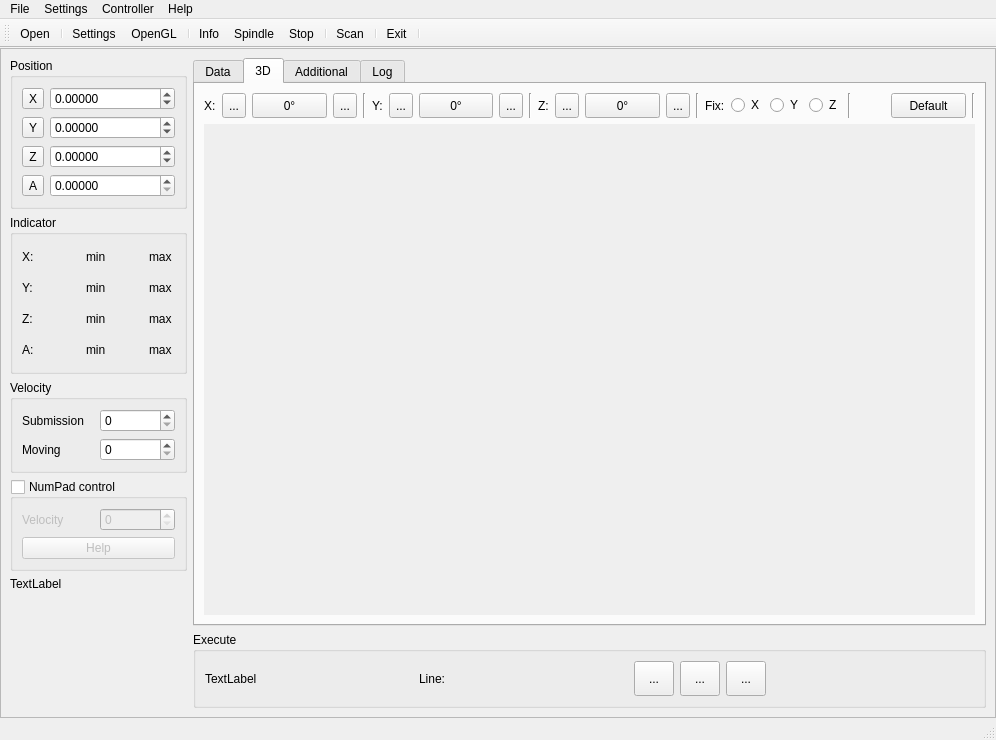
First picture: the form in sources/forms/MainWindow.ui, repository eduard-x/cnc-qt, before the edit.
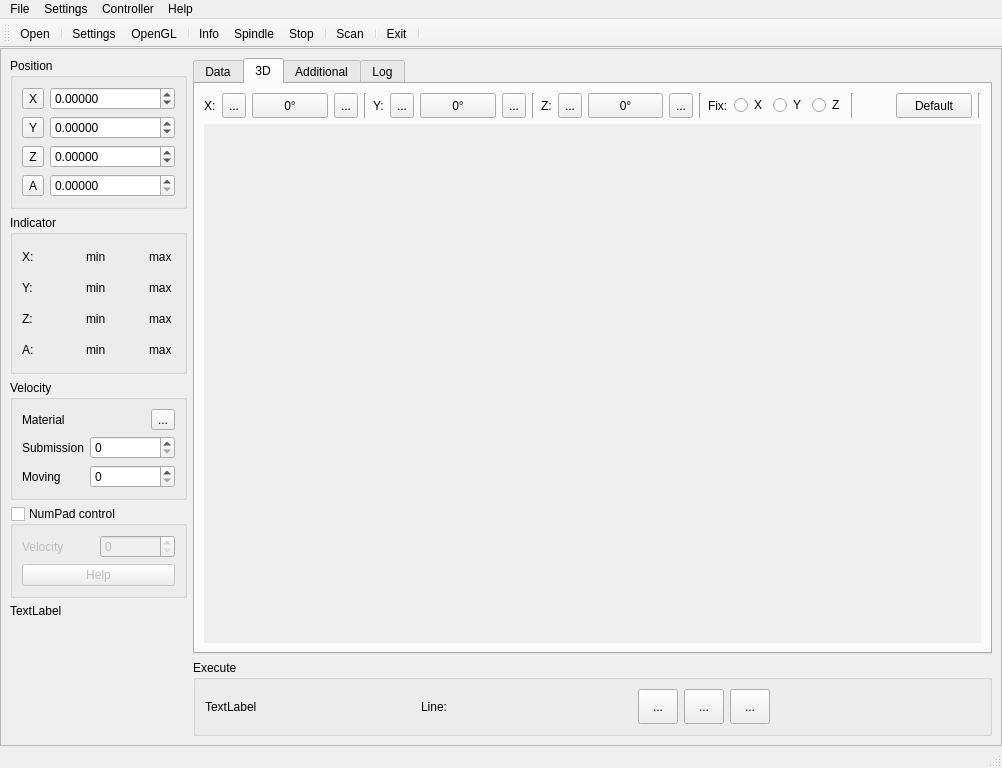
Second picture: the form after the edit. The open tabs and pages were chosen to show the change. Icons and pictures are not drawn.

```diff
--- a/sources/forms/MainWindow.ui
+++ b/sources/forms/MainWindow.ui
@@ -6,8 +6,8 @@
    <rect>
     <x>0</x>
     <y>0</y>
-    <width>996</width>
-    <height>740</height>
+    <width>1002</width>
+    <height>768</height>
    </rect>
   </property>
   <property name="iconSize">
@@ -354,46 +354,60 @@
             <string>Velocity</string>
            </property>
            <layout class="QGridLayout" name="gridLayout_2">
-            <item row="0" column="1">
-             <widget class="QSpinBox" name="numVeloSubmission">
-              <property name="minimumSize">
-               <size>
-                <width>75</width>
-                <height>0</height>
-               </size>
-              </property>
-              <property name="maximum">
-               <number>9999</number>
-              </property>
-             </widget>
-            </item>
-            <item row="0" column="0">
+            <item row="1" column="0">
              <widget class="QLabel" name="labelSubmission">
               <property name="text">
                <string>Submission</string>
               </property>
              </widget>
             </item>
-            <item row="1" column="1">
-             <widget class="QSpinBox" name="numVeloMoving">
-              <property name="minimumSize">
-               <size>
-                <width>75</width>
-                <height>0</height>
-               </size>
-              </property>
-              <property name="maximum">
-               <number>9999</number>
-              </property>
-             </widget>
-            </item>
-            <item row="1" column="0">
+            <item row="2" column="0">
              <widget class="QLabel" name="labelMoving">
               <property name="text">
                <string>Moving</string>
               </property>
              </widget>
             </item>
+            <item row="1" column="1" colspan="2">
+             <widget class="QSpinBox" name="numVeloSubmission">
+              <property name="minimumSize">
+               <size>
+                <width>75</width>
+                <height>0</height>
+               </size>
+              </property>
+              <property name="maximum">
+               <number>9999</number>
+              </property>
+             </widget>
+            </item>
+            <item row="2" column="1" colspan="2">
+             <widget class="QSpinBox" name="numVeloMoving">
+              <property name="minimumSize">
+               <size>
+                <width>75</width>
+                <height>0</height>
+               </size>
+              </property>
+              <property name="maximum">
+               <number>9999</number>
+              </property>
+             </widget>
+            </item>
+            <item row="0" column="2">
+             <widget class="QToolButton" name="toolCalcVelocity">
+              <property name="text">
+               <string>...</string>
+              </property>
+             </widget>
+            </item>
+            <item row="0" column="0" colspan="2">
+             <widget class="QLabel" name="labelMaterial">
+              <property name="text">
+               <string>Material</string>
+              </property>
+             </widget>
+            </item>
            </layout>
           </widget>
          </item>
@@ -864,8 +878,8 @@
                    <rect>
                     <x>0</x>
                     <y>0</y>
-                    <width>770</width>
-                    <height>447</height>
+                    <width>776</width>
+                    <height>465</height>
                    </rect>
                   </property>
                  </widget>
@@ -1586,8 +1600,8 @@
     <rect>
      <x>0</x>
      <y>0</y>
-     <width>996</width>
-     <height>29</height>
+     <width>1002</width>
+     <height>31</height>
     </rect>
    </property>
    <widget class="QMenu" name="menuFile">
```
